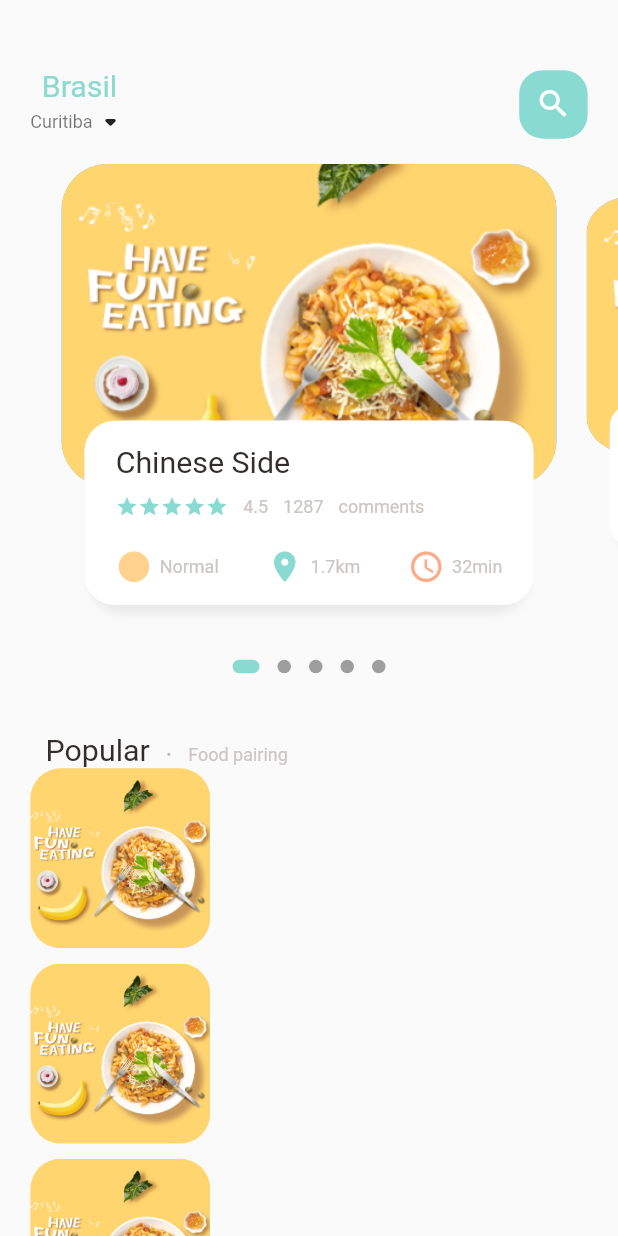
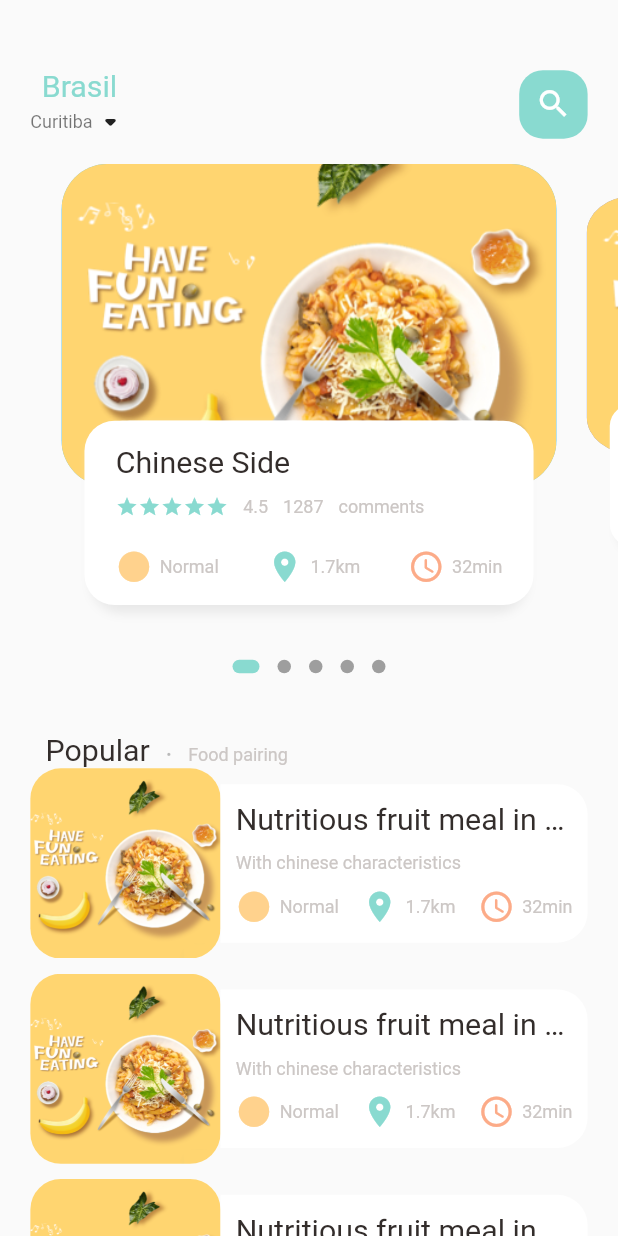
Before and after one commit to AdrianoBinhara/FoodApp, a Flutter app: the screen it shows after launch, on a phone screen of 412 x 824 dp. Run offline on Flutter 3.47's test engine with Material 2 defaults, Android fonts, the phone set to English and light mode, and no system bars; drawn by our look-alikes of dots_indicator; our stand-ins replace get.

Commit message:
base da pagina inicial construida

```diff
--- a/food_delivery/lib/home/food_page_body.dart
+++ b/food_delivery/lib/home/food_page_body.dart
@@ -87,10 +87,8 @@ class _FoodPageBodyState extends State<FoodPageBody> {
             ],
           ),
         ),
-        //List of fodd
-        Container(
-          height: 900,
-          child: ListView.builder(
+        //List of food
+        ListView.builder(
             physics: NeverScrollableScrollPhysics(),
             shrinkWrap: true,
             itemCount: 10,
@@ -102,9 +100,10 @@ class _FoodPageBodyState extends State<FoodPageBody> {
                     bottom: Dimensions.height10),
                 child: Row(
                   children: [
+                    //Image section
                     Container(
-                        width: 120,
-                        height: 120,
+                      width: Dimensions.listViewImgSize,
+                      height: Dimensions.listViewImgSize,
                       decoration: BoxDecoration(
                         borderRadius: BorderRadius.circular(Dimensions.radius20),
                         color: Colors.white38,
@@ -114,11 +113,58 @@ class _FoodPageBodyState extends State<FoodPageBody> {
                         ),
                       ),
                     ),
+                    //Text Container
+                    Expanded(
+                      child: Container(
+                        height: Dimensions.listViewTextContSize,
+                        decoration: BoxDecoration(
+                          borderRadius: BorderRadius.only(
+                            topRight: Radius.circular(Dimensions.radius20),
+                            bottomRight: Radius.circular(Dimensions.radius20),
+                          ),
+                          color: Colors.white,
+                        ),
+                        child: Padding(
+                          padding:
+                              EdgeInsets.only(left: Dimensions.width10, right: Dimensions.width10),
+                          child: Column(
+                            crossAxisAlignment: CrossAxisAlignment.start,
+                            mainAxisAlignment: MainAxisAlignment.center,
+                            children: [
+                              BigText(text: "Nutritious fruit meal in China"),
+                              SizedBox(
+                                height: Dimensions.height10,
+                              ),
+                              SmallText(text: "With chinese characteristics"),
+                              SizedBox(
+                                height: Dimensions.height10,
+                              ),
+                              Row(
+                                mainAxisAlignment: MainAxisAlignment.spaceBetween,
+                                children: [
+                                  IconAndTextWidget(
+                                      icon: Icons.circle_sharp,
+                                      text: "Normal",
+                                      iconColor: AppColors.iconColor),
+                                  IconAndTextWidget(
+                                      icon: Icons.location_on,
+                                      text: "1.7km",
+                                      iconColor: AppColors.mainColor),
+                                  IconAndTextWidget(
+                                      icon: Icons.access_time_rounded,
+                                      text: "32min",
+                                      iconColor: AppColors.iconColor2)
+                                ],
+                              ),
+                            ],
+                          ),
+                        ),
+                      ),
+                    ),
                   ],
                 ),
               );
             }),
-        ),
       ],
     );
   }
--- a/food_delivery/lib/utils/dimensions.dart
+++ b/food_delivery/lib/utils/dimensions.dart
@@ -27,4 +27,10 @@ class Dimensions {
   static double radius30 = screenHeight / 27.1;
 
   static double iconSize24 = screenHeight / 33.87;
+
+  //listview Size
+  static double listViewImgSize = screenWidth / 3.25;
+  static double listViewTextContSize = screenWidth / 3.9;
+
+  static double width100 = screenHeight / 8.13;
 }
```
Lines whose indentation alone changed are shown as unchanged.
